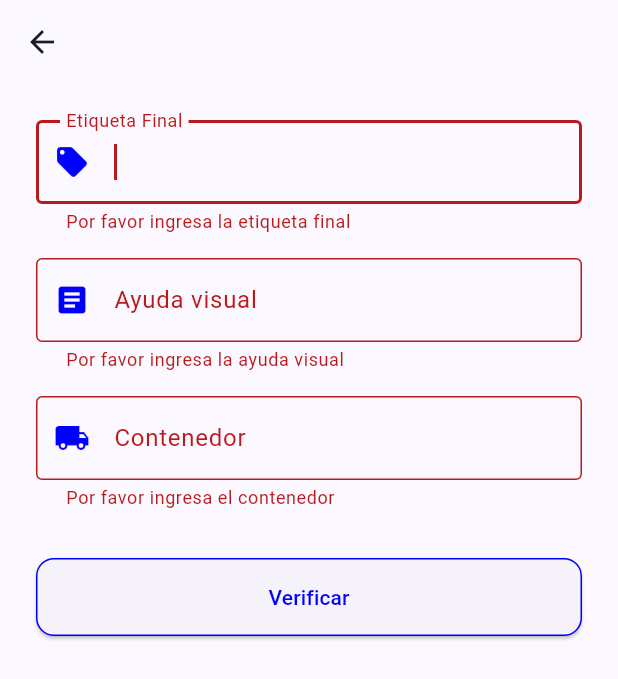
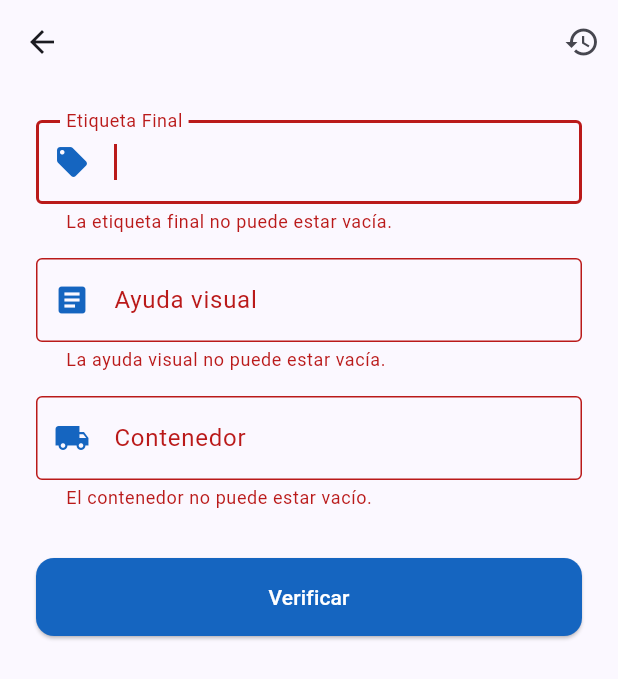
Before and after one commit to devadriancr/vira, a Flutter app: the MaterialValidationView screen opened directly with empty values, after a tap on "Verificar", on a phone screen of 412 x 824 dp. Shown: the top 679 px of the screen. Run offline on Flutter 3.47's test engine with Material 3 defaults, Android fonts, the phone set to English and light mode, and no system bars; our stand-ins replace flutter_secure_storage; accounts and stored records are empty.

Commit message:
Ya va quedando

```diff
--- a/lib/main.dart
+++ b/lib/main.dart
@@ -22,7 +22,8 @@ class ViraApp extends StatelessWidget {
           colorScheme: ColorScheme.fromSeed(
             seedColor: const Color(0xFF0000FF), // Azul puro
             brightness: Brightness.light,
-            primary: const Color(0xFF0000FF),
+            // primary: const Color(0xFF0000FF),
+            primary: const Color(0xFF1565C0),
             secondary: const Color(0xFF42A5F5), // Azul claro
             tertiary: const Color(0xFF90CAF9), // Azul muy claro
           ),
--- a/lib/views/material_validation_view.dart
+++ b/lib/views/material_validation_view.dart
@@ -20,6 +20,8 @@ class _MaterialValidationViewState extends State<MaterialValidationView> {
   final FocusNode _finalLabelFocus = FocusNode();
   final FocusNode _visualAidFocus = FocusNode();
   final FocusNode _containerFocus = FocusNode();
+
+  bool _isSubmitting = false;
 
   @override
   void initState() {
@@ -55,24 +57,39 @@ class _MaterialValidationViewState extends State<MaterialValidationView> {
   }
 
   Future<void> _validateAndSubmit() async {
-    if (_formKey.currentState!.validate()) {
+    if (_formKey.currentState!.validate() && !_isSubmitting) {
+      setState(() {
+        _isSubmitting = true;
+      });
+
       final containerCode = _containerController.text;
       final visualAidCode = _visualAidController.text;
       final finalLabelCode = _finalLabelController.text;
 
       try {
-        final isValid = await MaterialValidationController.validate(
+        final validationResult = await MaterialValidationController.validate(
           containerCode,
           visualAidCode,
           finalLabelCode,
         );
 
+        final isValid = validationResult['isValid'] as bool;
+        final partNumber = validationResult['partNumber'] as String?;
+
+        await MaterialValidationController.sendValidationToAPI(
+          containerCode: containerCode,
+          visualAidCode: visualAidCode,
+          finalLabelCode: finalLabelCode,
+          isValid: isValid,
+          workCenterId: widget.workCenter.id,
+          partNumber: partNumber,
+        );
+
+        if (mounted) {
           if (isValid) {
             ScaffoldMessenger.of(context).showSnackBar(
               SnackBar(
-              content: Text(
-                '¡Validación exitosa para ${widget.workCenter.name}!',
-              ),
+                content: Text('¡Validación Exitosa!'),
                 backgroundColor: Colors.green,
                 behavior: SnackBarBehavior.floating,
                 duration: const Duration(seconds: 2),
@@ -81,10 +98,8 @@ class _MaterialValidationViewState extends State<MaterialValidationView> {
           } else {
             ScaffoldMessenger.of(context).showSnackBar(
               SnackBar(
-              content: Text(
-                'Error en la validación para ${widget.workCenter.name}',
-              ),
-              backgroundColor: Colors.orange,
+                content: Text('Error en la Validación'),
+                backgroundColor: Colors.red,
                 behavior: SnackBarBehavior.floating,
                 duration: const Duration(seconds: 2),
               ),
@@ -92,38 +107,47 @@ class _MaterialValidationViewState extends State<MaterialValidationView> {
           }
 
           // Resetear el formulario después de mostrar la notificación
-        Future.delayed(const Duration(milliseconds: 2100), _resetForm);
+          Future.delayed(const Duration(milliseconds: 1000), _resetForm);
+        }
       } catch (e) {
+        if (mounted) {
           ScaffoldMessenger.of(context).showSnackBar(
             SnackBar(
-            content: Text('Error: $e'),
+              content: Text('Error al enviar datos: $e'),
               backgroundColor: Colors.red,
               behavior: SnackBarBehavior.floating,
-            duration: const Duration(seconds: 2),
+              duration: const Duration(seconds: 3),
             ),
           );
-        Future.delayed(const Duration(milliseconds: 2100), _resetForm);
+          Future.delayed(const Duration(milliseconds: 3100), _resetForm);
+        }
+      } finally {
+        if (mounted) {
+          setState(() {
+            _isSubmitting = false;
+          });
+        }
       }
     }
   }
 
   String? _validateFinalLabel(String? value) {
     if (value == null || value.isEmpty) {
-      return 'Por favor ingresa la etiqueta final';
+      return 'La etiqueta final no puede estar vacía.';
     }
     return null;
   }
 
   String? _validateVisualAid(String? value) {
     if (value == null || value.isEmpty) {
-      return 'Por favor ingresa la ayuda visual';
+      return 'La ayuda visual no puede estar vacía.';
     }
     return null;
   }
 
   String? _validateContainer(String? value) {
     if (value == null || value.isEmpty) {
-      return 'Por favor ingresa el contenedor';
+      return 'El contenedor no puede estar vacío.';
     }
     return null;
   }
@@ -131,7 +155,23 @@ class _MaterialValidationViewState extends State<MaterialValidationView> {
   @override
   Widget build(BuildContext context) {
     return Scaffold(
-      appBar: AppBar(title: Text(widget.workCenter.name)),
+      appBar: AppBar(
+        title: Text(widget.workCenter.name),
+        actions: [
+          IconButton(
+            icon: const Icon(Icons.history),
+            onPressed: () {
+              // Navegar al historial de validaciones
+              Navigator.pushNamed(
+                context,
+                '/validation-history',
+                arguments: widget.workCenter,
+              );
+            },
+            tooltip: 'Historial',
+          ),
+        ],
+      ),
       body: Padding(
         padding: const EdgeInsets.all(24.0),
         child: Form(
@@ -142,14 +182,15 @@ class _MaterialValidationViewState extends State<MaterialValidationView> {
               TextFormField(
                 controller: _finalLabelController,
                 focusNode: _finalLabelFocus,
+                enabled: !_isSubmitting,
                 decoration: InputDecoration(
                   labelText: 'Etiqueta Final',
                   prefixIcon: Icon(
                     Icons.local_offer,
                     color: Theme.of(context).colorScheme.primary,
                   ),
-                  border: OutlineInputBorder(),
-                  contentPadding: EdgeInsets.symmetric(
+                  border: const OutlineInputBorder(),
+                  contentPadding: const EdgeInsets.symmetric(
                     horizontal: 16,
                     vertical: 16,
                   ),
@@ -164,14 +205,15 @@ class _MaterialValidationViewState extends State<MaterialValidationView> {
               TextFormField(
                 controller: _visualAidController,
                 focusNode: _visualAidFocus,
+                enabled: !_isSubmitting,
                 decoration: InputDecoration(
                   labelText: 'Ayuda visual',
                   prefixIcon: Icon(
                     Icons.article,
                     color: Theme.of(context).colorScheme.primary,
                   ),
-                  border: OutlineInputBorder(),
-                  contentPadding: EdgeInsets.symmetric(
+                  border: const OutlineInputBorder(),
+                  contentPadding: const EdgeInsets.symmetric(
                     horizontal: 16,
                     vertical: 16,
                   ),
@@ -186,14 +228,15 @@ class _MaterialValidationViewState extends State<MaterialValidationView> {
               TextFormField(
                 controller: _containerController,
                 focusNode: _containerFocus,
+                enabled: !_isSubmitting,
                 decoration: InputDecoration(
                   labelText: 'Contenedor',
                   prefixIcon: Icon(
                     Icons.local_shipping,
                     color: Theme.of(context).colorScheme.primary,
                   ),
-                  border: OutlineInputBorder(),
-                  contentPadding: EdgeInsets.symmetric(
+                  border: const OutlineInputBorder(),
+                  contentPadding: const EdgeInsets.symmetric(
                     horizontal: 16,
                     vertical: 16,
                   ),
@@ -201,25 +244,35 @@ class _MaterialValidationViewState extends State<MaterialValidationView> {
                 validator: _validateContainer,
                 textInputAction: TextInputAction.done,
                 onFieldSubmitted: (_) {
+                  if (!_isSubmitting) {
                     _validateAndSubmit();
+                  }
                 },
               ),
               const SizedBox(height: 32),
               ElevatedButton(
-                onPressed: _validateAndSubmit,
+                onPressed: _isSubmitting ? null : _validateAndSubmit,
                 style: ElevatedButton.styleFrom(
-                  // backgroundColor: Theme.of(context).colorScheme.primary,
-                  // foregroundColor: Colors.white,
+                  backgroundColor: Theme.of(context).colorScheme.primary,
+                  foregroundColor: Colors.white,
                   padding: const EdgeInsets.symmetric(vertical: 16),
                   shape: RoundedRectangleBorder(
                     borderRadius: BorderRadius.circular(12),
-                    side: BorderSide(
-                      color: Theme.of(context).colorScheme.primary,
-                      width: 1,
                   ),
                 ),
+                child:
+                    _isSubmitting
+                        ? const SizedBox(
+                          height: 20,
+                          width: 20,
+                          child: CircularProgressIndicator(
+                            strokeWidth: 2,
+                            valueColor: AlwaysStoppedAnimation<Color>(
+                              Colors.white,
                             ),
-                child: const Text('Verificar'),
+                          ),
+                        )
+                        : const Text('Verificar'),
               ),
             ],
           ),
--- a/lib/views/work_centers_view.dart
+++ b/lib/views/work_centers_view.dart
@@ -142,8 +142,9 @@ class WorkCentersView extends StatelessWidget {
                                             ),
                                             border: Border.all(
                                               color:
-                                                  Theme.of(context) // Corregido
-                                                  .colorScheme.primary,
+                                                  Theme.of(
+                                                    context,
+                                                  ).colorScheme.primary,
                                               width: 2,
                                             ),
                                           ),
```
Also changed, not shown: lib/controllers/material_validation_controller.dart (+152 -5 lines). Lines whose indentation alone changed are shown as unchanged.
